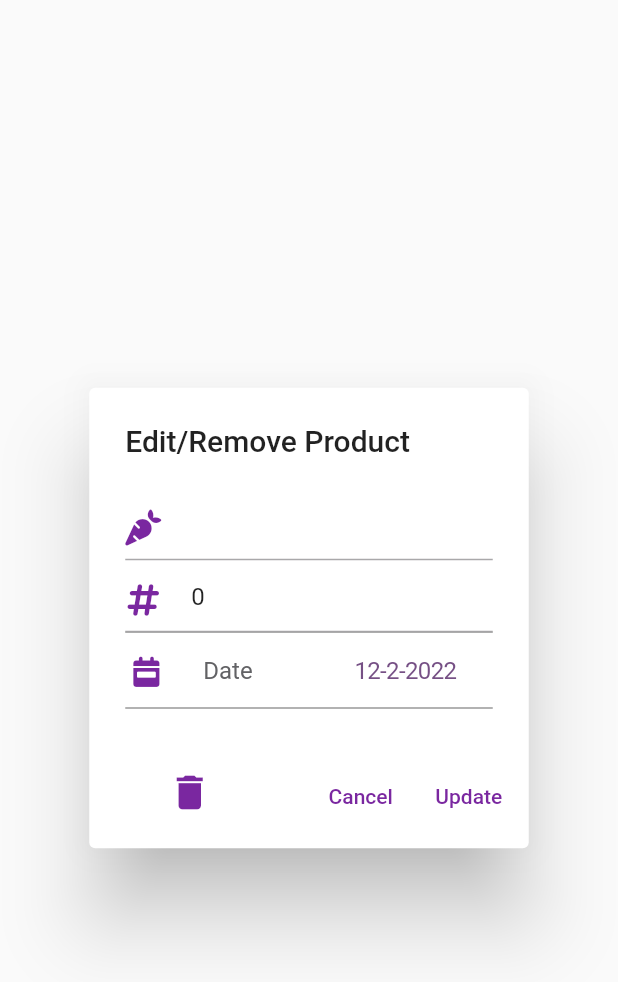
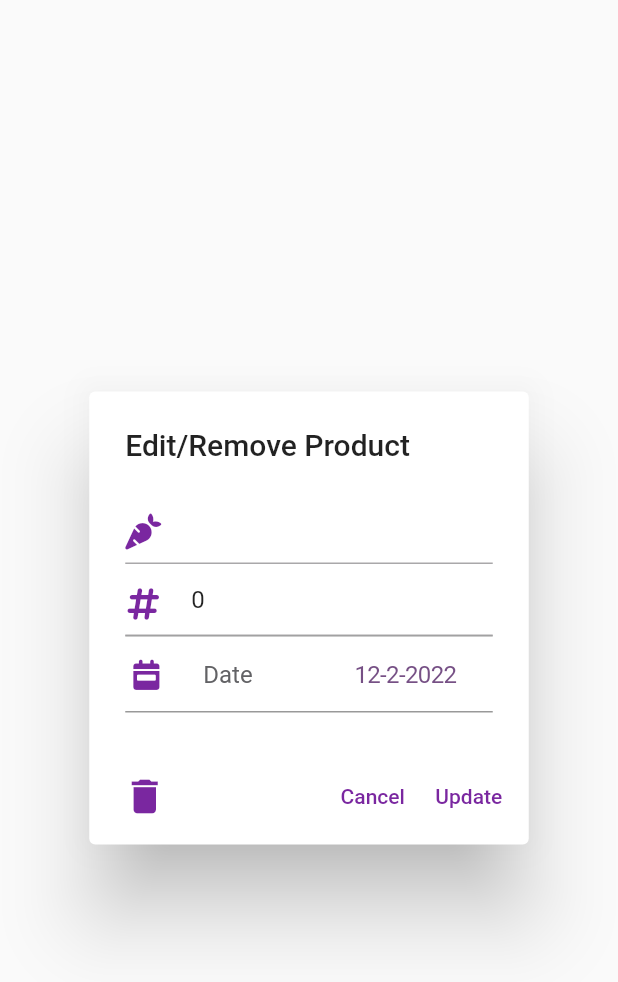
Before and after one commit to JoseJaimeGtz/pantry_management, a Flutter app: the EditFood widget shown alone on an empty page, opened directly with empty values, on a phone screen of 412 x 824 dp. Shown: the top 982 px of the screen. Run offline on Flutter 3.47's test engine with Material 2 defaults, Android fonts, the light colour scheme and no system bars; our stand-ins replace bloc, cloud_firestore, dio, easy_search_bar, equatable, firebase_auth and 9 more; missing offline and left inert: dart:ffi, flutter_config, flutter_polyline_points, flutterfire_ui, loading_animations; accounts and stored records are empty; network calls fail.

Commit message:
fixed bugs in these files

```diff
--- a/lib/main.dart
+++ b/lib/main.dart
@@ -39,6 +39,7 @@ class MyApp extends StatelessWidget {
   @override
   Widget build(BuildContext context) {
     return MaterialApp(
+      debugShowCheckedModeBanner: false,
       theme: ThemeData(
         colorScheme:
             ColorScheme.fromSeed(seedColor: Color.fromARGB(255, 122, 39, 160)),
--- a/lib/pantry/edit_food.dart
+++ b/lib/pantry/edit_food.dart
@@ -83,8 +83,11 @@ class _EditFoodState extends State<EditFood> {
               ],
             ),
             actions: <Widget>[
+              Row(
+                mainAxisAlignment: MainAxisAlignment.spaceBetween,
+                children: [
                   Padding(
-                padding: const EdgeInsets.only(right:50.0, bottom:5),
+                    padding: const EdgeInsets.only(left: 5.0),
                     child: IconButton(
                       onPressed: (){
                         dynamic deletedIngredient = {
@@ -103,6 +106,8 @@ class _EditFoodState extends State<EditFood> {
                     icon: Icon(Icons.delete, color:Color.fromARGB(255, 122, 39, 160), size:30)
                 ),
                   ),
+              Row(
+                children: [
                   TextButton(
                     onPressed: () {
                       Navigator.pop(context, 'Cancel');
@@ -143,6 +148,10 @@ class _EditFoodState extends State<EditFood> {
                     style: TextStyle(
                         color:
                             Color.fromARGB(255, 122, 39, 160))),
+              ),
+                ],
+              ),
+                ],
               ),
             ]);
   }
--- a/lib/recipe/recipes.dart
+++ b/lib/recipe/recipes.dart
@@ -29,7 +29,8 @@ class Recipes extends StatelessWidget {
           )
         ],
       ),
-      body: Column(
+      body: SingleChildScrollView(
+        child: Column(
           children: [
             SafeArea(
               top: false,
@@ -41,6 +42,7 @@ class Recipes extends StatelessWidget {
               )
             )
           ],
+        ),
       ),
     );
   }
--- a/lib/settings.dart
+++ b/lib/settings.dart
@@ -114,6 +114,12 @@ class _SettingsState extends State<Settings> {
                         print("Signing out");
                         Navigator.of(context).pop();
                         BlocProvider.of<AuthBloc>(context).add(SignOutEvent());
+                        QuickAlert.show(
+                          context: context,
+                          type: QuickAlertType.info,
+                          title: 'Info',
+                          text: 'Signing Out',
+                        );
                       },
                       child: Text('Log out',
                         style: TextStyle(
--- a/lib/signIn_signUp/signIn.dart
+++ b/lib/signIn_signUp/signIn.dart
@@ -20,7 +20,8 @@ class _SignInState extends State<SignIn> {
   @override
   Widget build(BuildContext context) {
     return Scaffold(
-      body: Padding(
+      body: SingleChildScrollView(
+        child: Padding(
           padding: const EdgeInsets.only(top:30),
           child: Column(
             children: [
@@ -155,6 +156,8 @@ class _SignInState extends State<SignIn> {
                                   SignInEvent(
                                       email: _emailController.text,
                                       password: _passwordController.text));
+                              _emailController.text = '';
+                              _passwordController.text = '';
                             },
                             child: Text('Sign In',
                                 style: TextStyle(
@@ -239,6 +242,7 @@ class _SignInState extends State<SignIn> {
             ],
           ),
         ),
+      ),
     );
   }
 }
```
Also changed, not shown: lib/home/menu.dart (+8 -0 lines), lib/signIn_signUp/signUp.dart (+31 -2 lines). Lines whose indentation alone changed are shown as unchanged.
